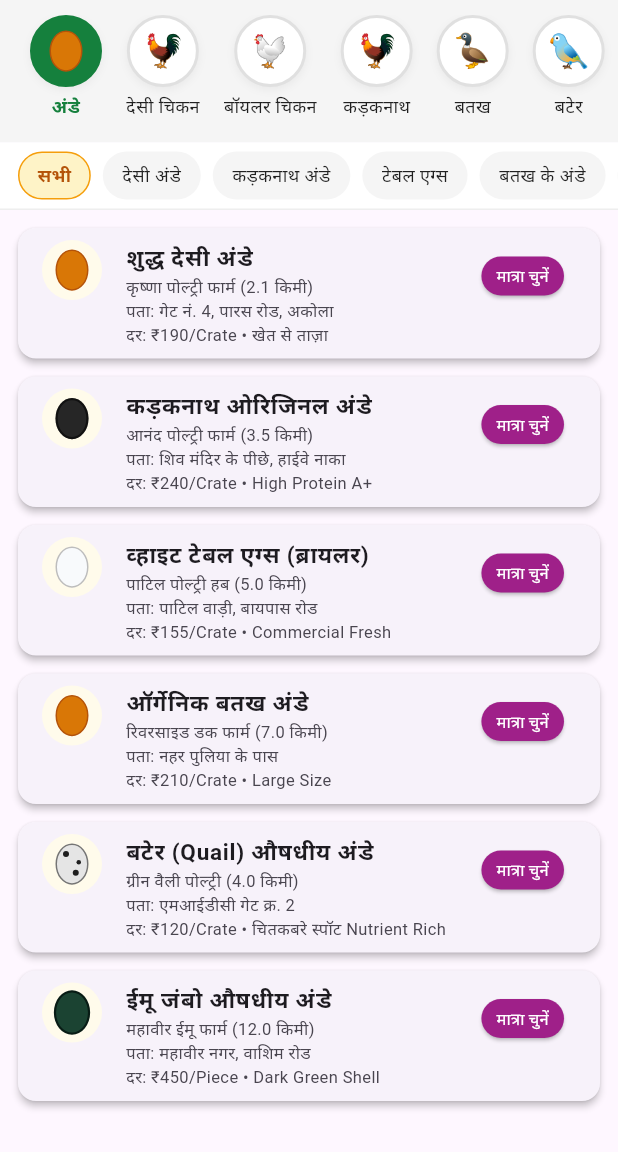
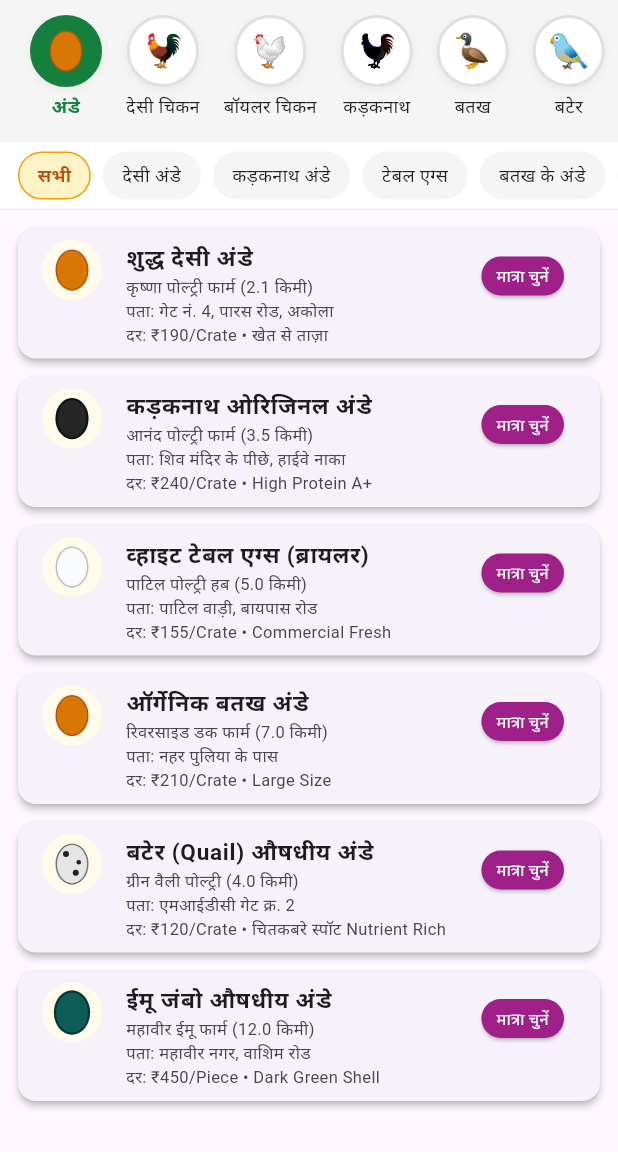
Before and after one commit to AHSAN3242/andaexpress-app, a Flutter app: the DashScreen screen opened directly with empty values, on a phone screen of 412 x 824 dp, the part 84-1236 px from its top. Run offline on Flutter 3.47's test engine with Material 3 defaults, Android fonts, the phone set to English and light mode, and no system bars; our stand-ins replace cloud_firestore, firebase_auth, firebase_core, firebase_messaging, firebase_storage, geolocator and 1 more; accounts and stored records are empty.

Commit message:
Update icons and comments in main.dart

```diff
--- a/lib/main.dart
+++ b/lib/main.dart
@@ -145,11 +145,11 @@ class _DashScreenState extends State<DashScreen> {
   String _selectedDeliveryMode = "home";
   final _buyerAddressCtl = TextEditingController();
 
-  final List<Map<String, dynamic>> _mainCategories = [
+    final List<Map<String, dynamic>> _mainCategories = [
     {"name": "अंडे", "icon": "🥚"},
     {"name": "देसी चिकन", "icon": "🐓"},
     {"name": "बॉयलर चिकन", "icon": "🐔"},
-    {"name": "कड़कनाथ", "icon": "🐓"},
+    {"name": "कड़कनाथ", "icon": "black_rooster"},
     {"name": "बतख", "icon": "🦆"},
     {"name": "बटेर", "icon": "🐦"},
     {"name": "ईमू", "icon": "🦤"},
@@ -204,14 +204,14 @@ class _DashScreenState extends State<DashScreen> {
         ),
       );
     }
-    // ईमू अंडा: बड़ा गहरा हरा अंडा
+        // ईमू अंडा: ग्रीनिश-ब्लू (Teal Emerald) रंग का अंडा
     else if (n.contains("ईमू") && n.contains("अंडे")) {
       return Container(
         width: size * 1.1, height: size * 1.35,
         decoration: BoxDecoration(
-          color: const Color(0xFF1B4332),
+          color: const Color(0xFF0D5C58), // स्पष्ट ग्रीनिश-ब्लू (गहरा टील)
           borderRadius: BorderRadius.all(Radius.elliptical(size * 1.1, size * 1.35)),
-          border: Border.all(color: const Color(0xFF081C15), width: 1.5),
+          border: Border.all(color: const Color(0xFF063533), width: 1.5),
         ),
       );
     }
@@ -847,7 +847,7 @@ class _DashScreenState extends State<DashScreen> {
                             ],
                           ),
                           child: Center(
-                            child: getItemIcon(cat["name"] as String, size: 22),
+                            child: getItemIcon(cat["name"] == "कड़कनाथ" ? "कड़कनाथ ब्लैक लाइव" : (cat["name"] as String), size: 22),
                           ),
                         ),
                         const SizedBox(height: 4),
```
